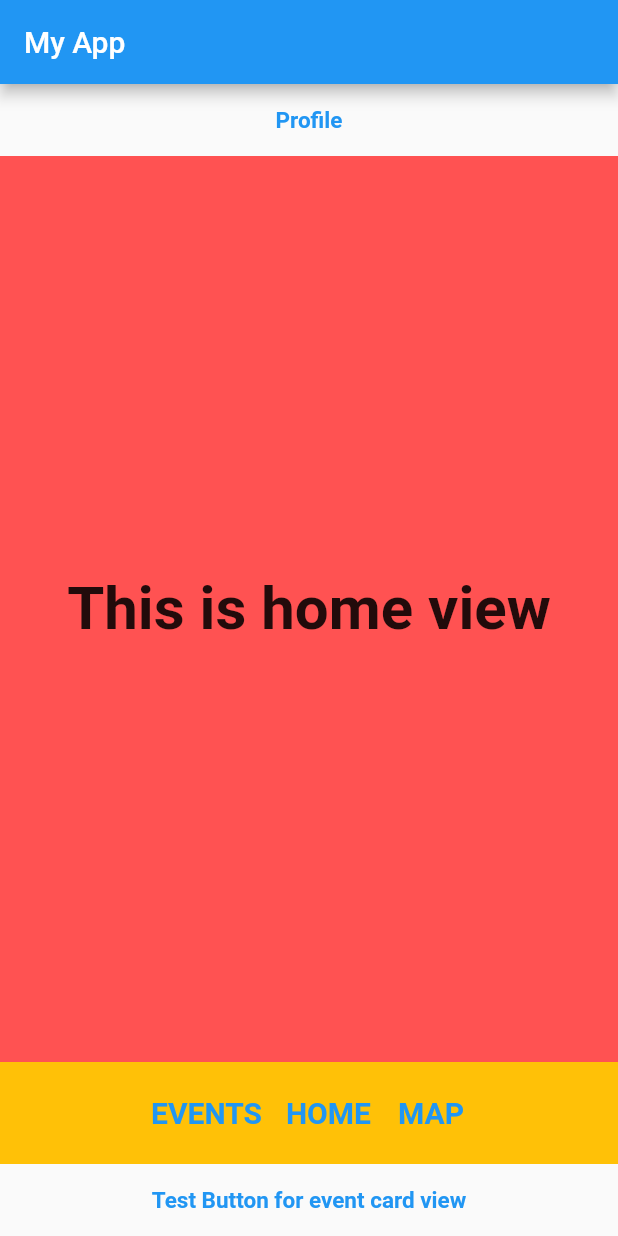
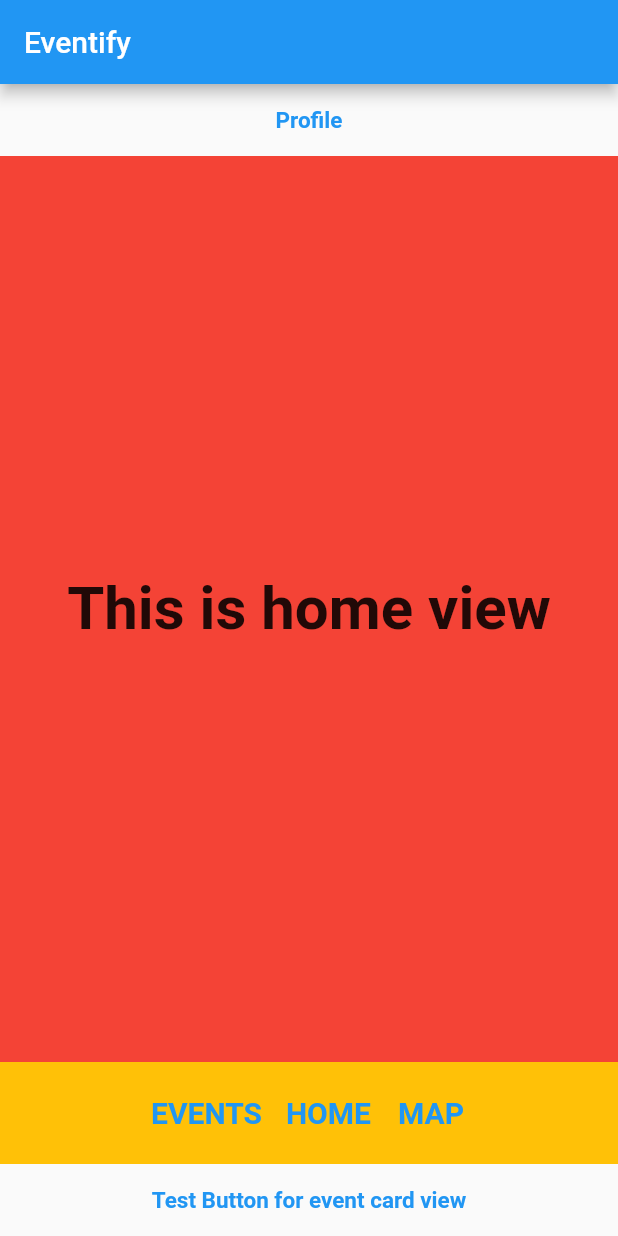
Before and after one commit to FontysFrontend2/eventify_frontend, a Flutter app: the screen it shows after launch, on a phone screen of 412 x 824 dp. Run offline on Flutter 3.47's test engine with Material 2 defaults, Android fonts, the phone set to English and light mode, and no system bars.

Commit message:
update views

```diff
--- a/lib/main.dart
+++ b/lib/main.dart
@@ -9,9 +9,11 @@ import 'package:flutter/material.dart';
   runApp(MyApp());
 }*/
 
-void main() => runApp(MyApp());
+void main() => runApp(const MyApp());
 
 class MyApp extends StatefulWidget {
+  const MyApp({Key? key}) : super(key: key);
+
   @override
   State<StatefulWidget> createState() {
     return MyAppState();
@@ -35,7 +37,7 @@ class MyAppState extends State<MyApp> {
     return MaterialApp(
         home: Scaffold(
             appBar: AppBar(
-              title: Text('My App'),
+              title: const Text('Eventify'),
             ),
             body: WillPopScope(
                 // Takaisinnäppäimen hallinta, muista näkymistä vie homeen ja homesta sulkee sovelluksen
@@ -55,6 +57,7 @@ class MyAppState extends State<MyApp> {
                       ? (Expanded(
                           flex: 2,
                           child: Column(children: [
+                            // profile painike
                             TextButton(
                               onPressed: () => _stateCounter(3),
                               child: const Text('Profile',
@@ -73,7 +76,7 @@ class MyAppState extends State<MyApp> {
                                   ? (Expanded(flex: 2, child: profileView))
                                   : (Expanded(flex: 2, child: eventcardView)),
 
-                  // Painikkeet alhaalla: events, home, map
+                  // Painikkeet alhaalla: events, home, map ja event card
                   Container(
                       color: Colors.amber,
                       width: double.infinity,
@@ -105,6 +108,7 @@ class MyAppState extends State<MyApp> {
                                           fontWeight: FontWeight.bold)),
                                 )
                               ]))),
+                  // Painike event card test
                   TextButton(
                     onPressed: () => _stateCounter(4),
                     child: const Text('Test Button for event card view',
--- a/lib/views/eventcard_view.dart
+++ b/lib/views/eventcard_view.dart
@@ -6,7 +6,7 @@ Widget eventcardView = Container(
     width: double.infinity,
     height: 100.0,
     padding: const EdgeInsets.all(10.0),
-    child: Align(
+    child: const Align(
         alignment: Alignment.center,
         child: Text(
           'This is Eventcard view',
--- a/lib/views/events_view.dart
+++ b/lib/views/events_view.dart
@@ -6,7 +6,7 @@ Widget eventsView = Container(
     width: double.infinity,
     height: 100.0,
     padding: const EdgeInsets.all(10.0),
-    child: Align(
+    child: const Align(
         alignment: Alignment.center,
         child: Text(
           'This is events view',
--- a/lib/views/home_view.dart
+++ b/lib/views/home_view.dart
@@ -2,11 +2,11 @@ import 'package:flutter/material.dart';
 
 @override
 Widget homeView = Container(
-    color: Colors.redAccent,
+    color: Colors.red,
     width: double.infinity,
     height: 100.0,
     padding: const EdgeInsets.all(10.0),
-    child: Align(
+    child: const Align(
         alignment: Alignment.center,
         child: Text(
           'This is home view',
--- a/lib/views/map_view.dart
+++ b/lib/views/map_view.dart
@@ -6,7 +6,7 @@ Widget mapView = Container(
     width: double.infinity,
     height: 100.0,
     padding: const EdgeInsets.all(10.0),
-    child: Align(
+    child: const Align(
         alignment: Alignment.center,
         child: Text(
           'This is map view',
--- a/lib/views/profile_view.dart
+++ b/lib/views/profile_view.dart
@@ -6,7 +6,7 @@ Widget profileView = Container(
     width: double.infinity,
     height: 100.0,
     padding: const EdgeInsets.all(10.0),
-    child: Align(
+    child: const Align(
         alignment: Alignment.center,
         child: Text(
           'This is profile view',
```
